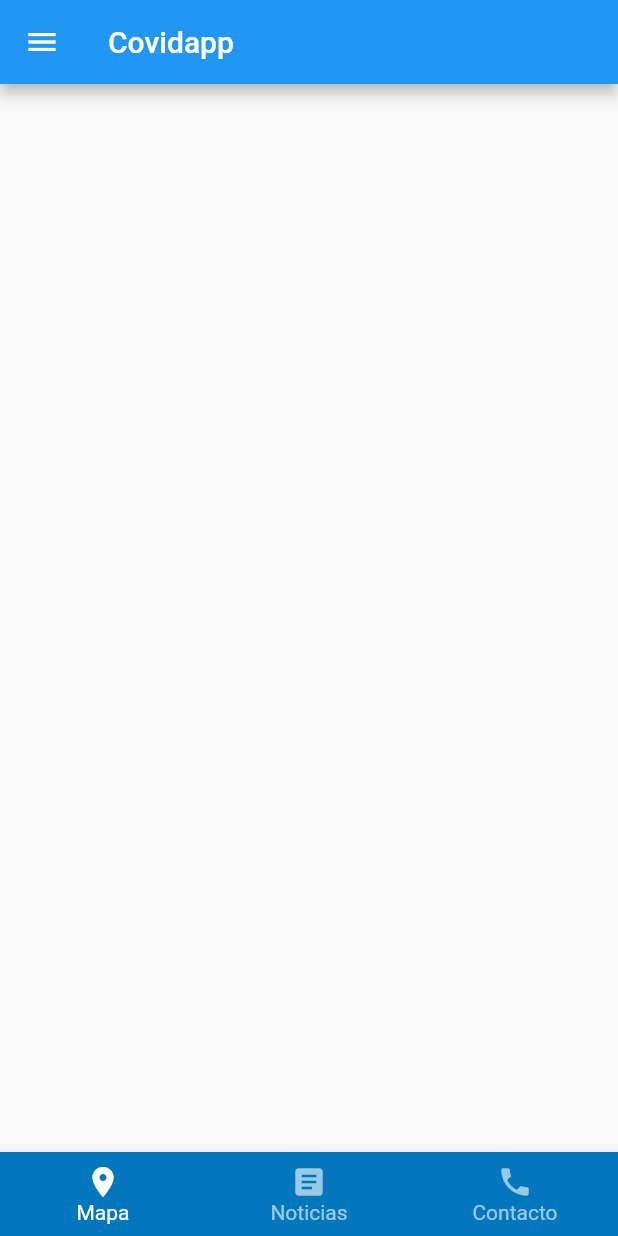
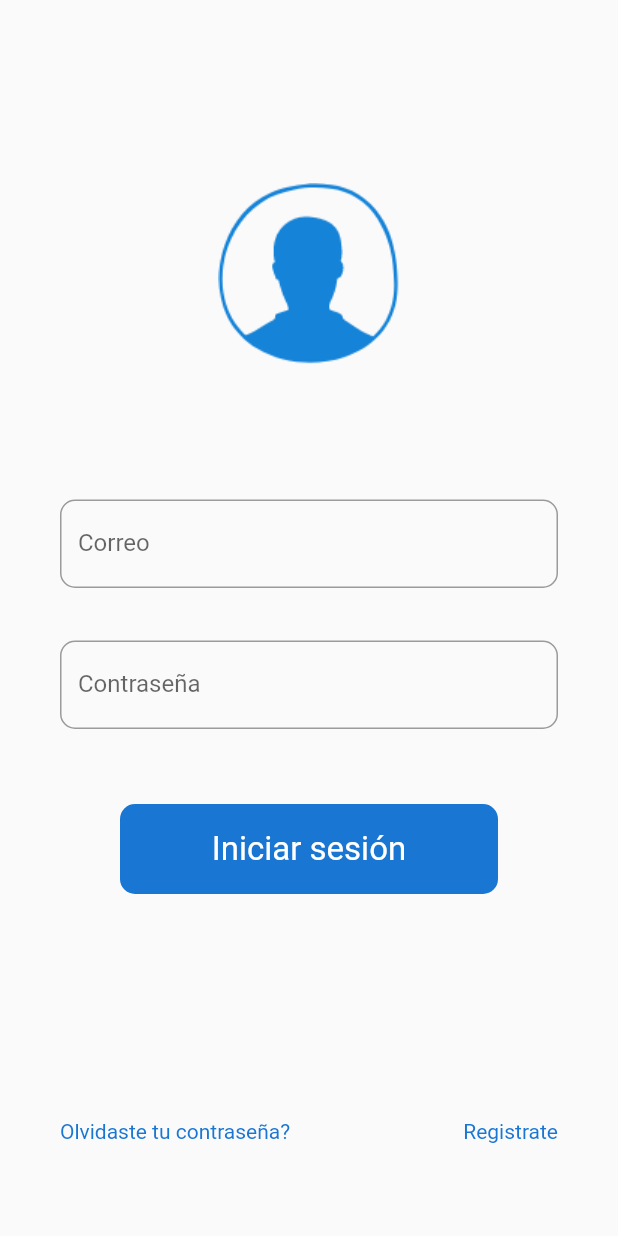
Before and after one commit to JomaMP/covid-radar, a Flutter app: the screen it shows after launch, on a phone screen of 412 x 824 dp. Run offline on Flutter 3.47's test engine with Material 2 defaults, Android fonts, the phone set to English and light mode, and no system bars.

Commit message:
login maquetado

```diff
--- a/covidapp/lib/main.dart
+++ b/covidapp/lib/main.dart
@@ -1,3 +1,4 @@
+import 'package:covidapp/ui/home_page.dart';
 import 'package:flutter/material.dart';
 
 void main() => runApp(MyApp());
@@ -6,57 +7,13 @@ class MyApp extends StatelessWidget {
   @override
   Widget build(BuildContext context) {
     return MaterialApp(
-      title: 'Flutter Demo',
+      title: 'Covidapp',
+      debugShowCheckedModeBanner: false,
       theme: ThemeData(
+        brightness: Brightness.light,
         primarySwatch: Colors.blue,
-        visualDensity: VisualDensity.adaptivePlatformDensity,
       ),
-      home: MyHomePage(),
+      home: HomePage(),
     );
   }
 }
-
-class MyHomePage extends StatefulWidget {
-  @override
-  _MyHomePageState createState() => _MyHomePageState();
-}
-
-class _MyHomePageState extends State<MyHomePage> {
-  int _currentIndex = 0;
-
-  Widget build(BuildContext context) {
-    return Scaffold(
-      drawer: Drawer(),
-      appBar: AppBar(
-        title: Text("Covidapp"),
-      ),
-      bottomNavigationBar: BottomNavigationBar(
-        type: BottomNavigationBarType.fixed,
-        currentIndex: _currentIndex,
-        backgroundColor: Color(0xFF0277BD),
-        selectedItemColor: Colors.white,
-        unselectedItemColor: Colors.white.withOpacity(.6),
-        selectedFontSize: 14,
-        unselectedFontSize: 14,
-        onTap: (value) {
-          // Respond to item press.
-          setState(() => _currentIndex = value);
-        },
-        items: [
-          BottomNavigationBarItem(
-            label: 'Mapa',
-            icon: Icon(Icons.location_on),
-          ),
-          BottomNavigationBarItem(
-            label: 'Noticias',
-            icon: Icon(Icons.article),
-          ),
-          BottomNavigationBarItem(
-            label: 'Contacto',
-            icon: Icon(Icons.phone),
-          )
-        ],
-      ),
-    );
-  }
-}
--- /dev/null
+++ b/covidapp/lib/ui/home_page.dart
@@ -0,0 +1,76 @@
+import 'package:flutter/material.dart';
+
+class HomePage extends StatelessWidget {
+  @override
+  Widget build(BuildContext context) {
+    return Scaffold(
+      body: Center(
+        child: SingleChildScrollView(
+          child: Column(
+            crossAxisAlignment: CrossAxisAlignment.center,
+            children: [
+              const SizedBox(
+                height: 100,
+              ),
+              Image.asset('assets/Media - Avatar.png'),
+              const SizedBox(
+                height: 50,
+              ),
+              Padding(
+                  padding: EdgeInsets.all(40),
+                  child: Column(
+                      crossAxisAlignment: CrossAxisAlignment.start,
+                      children: <Widget>[
+                        TextField(
+                            keyboardType: TextInputType.text,
+                            decoration: InputDecoration(
+                                labelText: "Correo",
+                                border: OutlineInputBorder(
+                                  borderRadius:
+                                      BorderRadius.all(Radius.circular(10.0)),
+                                ))),
+                        SizedBox(height: 35),
+                        TextField(
+                            decoration: InputDecoration(
+                                labelText: "Contraseña",
+                                border: OutlineInputBorder(
+                                  borderRadius:
+                                      BorderRadius.all(Radius.circular(10.0)),
+                                ))),
+                        SizedBox(height: 15),
+                        SizedBox(height: 35),
+                        Padding(
+                          padding: const EdgeInsets.symmetric(horizontal: 40),
+                          child: Container(
+                            height: 60,
+                            width: MediaQuery.of(context).size.width,
+                            decoration: BoxDecoration(
+                              color: Colors.blue[700],
+                              borderRadius:
+                                  BorderRadius.all(Radius.circular(10.0)),
+                            ),
+                            child: Center(
+                              child: Text("Iniciar sesión",
+                                  style: TextStyle(
+                                      color: Colors.white, fontSize: 22)),
+                            ),
+                          ),
+                        ),
+                        SizedBox(height: 150),
+                        Row(
+                            crossAxisAlignment: CrossAxisAlignment.center,
+                            mainAxisAlignment: MainAxisAlignment.spaceBetween,
+                            children: <Widget>[
+                              Text("Olvidaste tu contraseña?",
+                                  style: TextStyle(color: Colors.blue[700])),
+                              Text(" Registrate",
+                                  style: TextStyle(color: Colors.blue[700])),
+                            ])
+                      ])),
+            ],
+          ),
+        ),
+      ),
+    );
+  }
+}
--- a/covidapp/pubspec.yaml
+++ b/covidapp/pubspec.yaml
@@ -45,9 +45,9 @@ flutter:
   uses-material-design: true
 
   # To add assets to your application, add an assets section, like this:
-  # assets:
-  #   - images/a_dot_burr.jpeg
-  #   - images/a_dot_ham.jpeg
+  assets:
+     - assets/
+
 
   # An image asset can refer to one or more resolution-specific "variants", see
   # https://flutter.dev/assets-and-images/#resolution-aware.
```
Also changed, not shown: covidapp/assets/Media - Avatar.png (added), covidapp/assets/logo.png (added).
